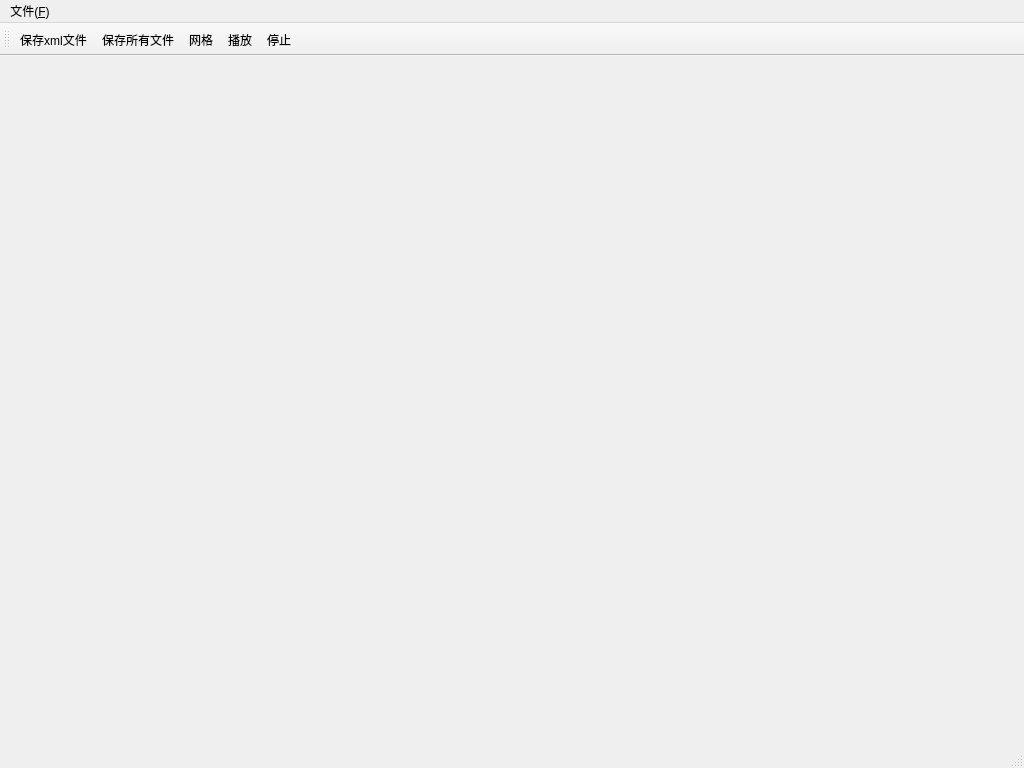
First picture: the form in ModelEditor/modeleditor.ui, repository immiao/ModelEditor, before the edit.
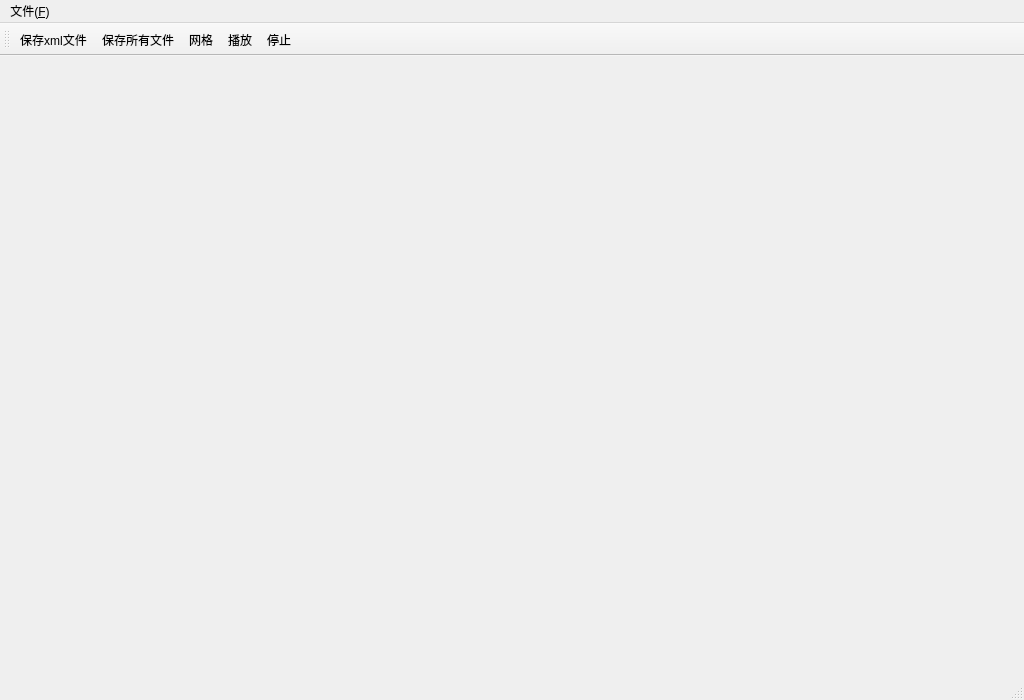
Second picture: the form after the edit. Icons and pictures are not drawn.

```diff
--- a/ModelEditor/modeleditor.ui
+++ b/ModelEditor/modeleditor.ui
@@ -7,7 +7,7 @@
     <x>0</x>
     <y>0</y>
     <width>1024</width>
-    <height>768</height>
+    <height>700</height>
    </rect>
   </property>
   <property name="windowTitle">
```
